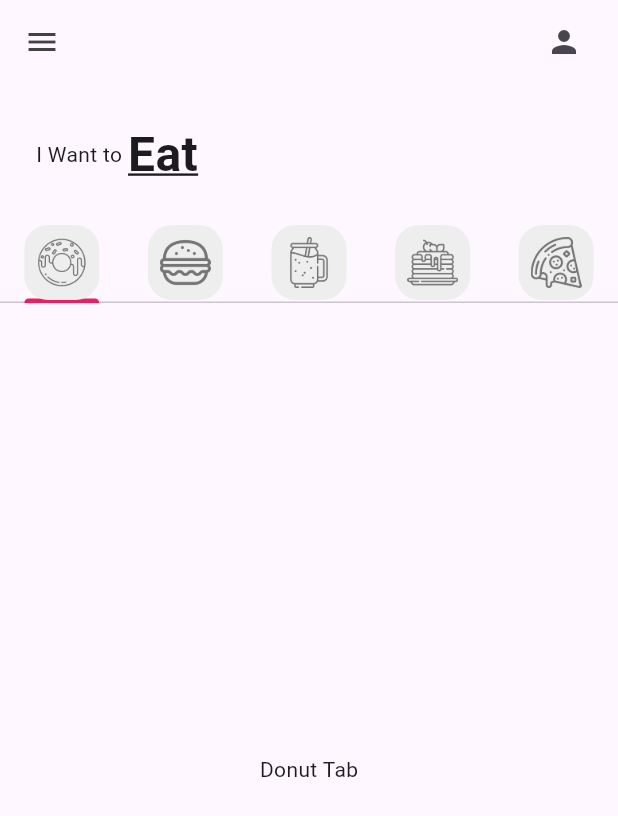
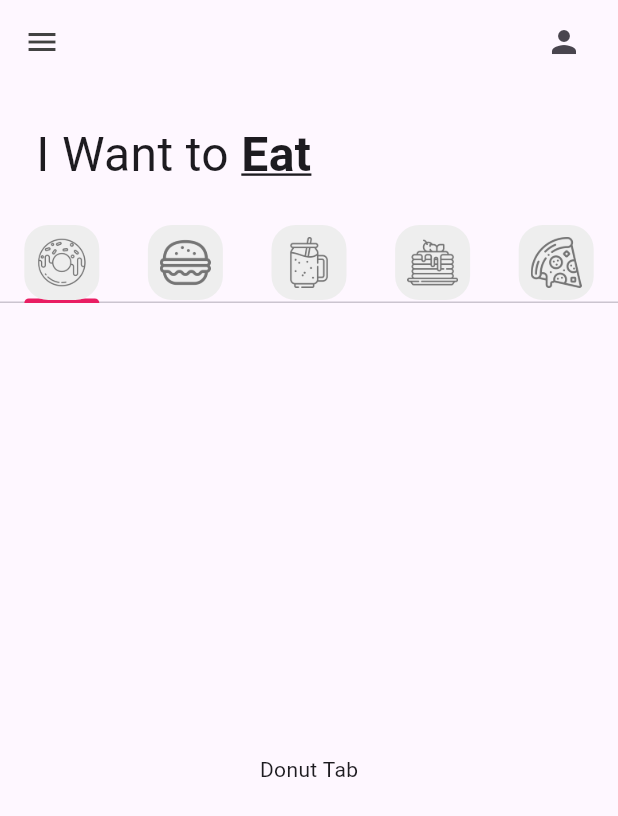
Before and after one commit to Brayam12/donut_app_4sa, a Flutter app: the screen it shows after launch, on a phone screen of 412 x 824 dp. Shown: the top 816 px of the screen. Run offline on Flutter 3.47's test engine with Material 3 defaults, Android fonts, the phone set to English and light mode, and no system bars.

Commit message:
Starting TabBarView2

```diff
--- a/lib/pages/home_page.dart
+++ b/lib/pages/home_page.dart
@@ -45,7 +45,9 @@ class _HomePageState extends State<HomePage> {
             padding: const EdgeInsets.symmetric(horizontal: 24, vertical: 24),
             child: Row(
               children: [
-                Text("I Want to "),
+                Text("I Want to ", style: TextStyle(
+                  fontSize: 32,
+                ),),
                 Text("Eat", style: TextStyle(
                   //Tamaño de letras
                   fontSize: 32,
@@ -66,9 +68,9 @@ class _HomePageState extends State<HomePage> {
             child: TabBarView(children: [
               DonutTab(),
               BurguerTab(),
+              SmoothieTab(),
               PancakesTab(),
               PizzaTab(),
-              SmoothieTab(),
 
 
             ]),
```
